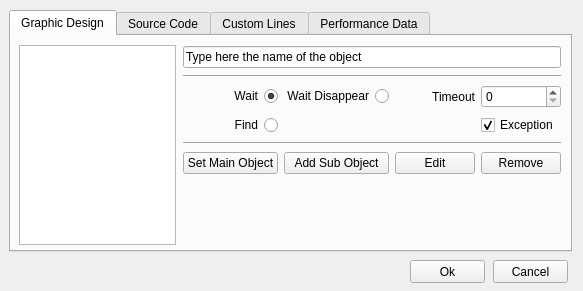
This is alyvix/extra/robotide/qt_ui/alyvix_object_finder_properties_view.ui in alyvix/alyvix as Qt 5 draws it before an edit. The edited form follows.
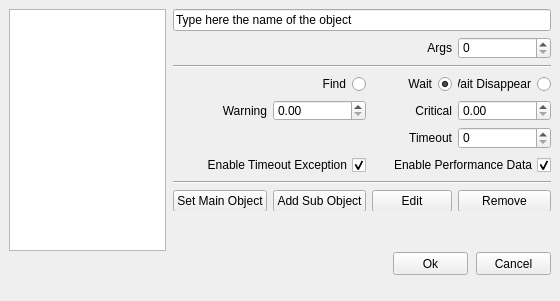
This is the edited form.

What changed in the file:
```diff
--- a/alyvix/extra/robotide/qt_ui/alyvix_object_finder_properties_view.ui
+++ b/alyvix/extra/robotide/qt_ui/alyvix_object_finder_properties_view.ui
@@ -6,190 +6,128 @@
    <rect>
     <x>0</x>
     <y>0</y>
-    <width>583</width>
-    <height>291</height>
+    <width>560</width>
+    <height>301</height>
    </rect>
   </property>
   <property name="windowTitle">
    <string>Alyvix - Object Finder</string>
   </property>
-  <widget class="QTabWidget" name="tabWidget">
+  <widget class="QPushButton" name="pushButtonOk">
    <property name="geometry">
     <rect>
-     <x>9</x>
-     <y>10</y>
-     <width>563</width>
-     <height>242</height>
+     <x>393</x>
+     <y>252</y>
+     <width>75</width>
+     <height>23</height>
     </rect>
    </property>
-   <property name="currentIndex">
-    <number>0</number>
+   <property name="text">
+    <string>Ok</string>
    </property>
-   <widget class="QWidget" name="tab_design">
-    <attribute name="title">
-     <string>Graphic Design</string>
-    </attribute>
-    <widget class="QWidget" name="widget" native="true">
+  </widget>
+  <widget class="QPushButton" name="pushButtonCancel">
      <property name="geometry">
       <rect>
-       <x>172</x>
-       <y>9</y>
-       <width>379</width>
-       <height>148</height>
-      </rect>
-     </property>
-     <widget class="QWidget" name="gridLayoutWidget">
+     <x>476</x>
+     <y>252</y>
+     <width>75</width>
+     <height>23</height>
+    </rect>
+   </property>
+   <property name="text">
+    <string>Cancel</string>
+   </property>
+  </widget>
+  <widget class="QLabel" name="label_line">
       <property name="geometry">
        <rect>
-        <x>0</x>
-        <y>0</y>
-        <width>378</width>
-        <height>133</height>
-       </rect>
-      </property>
-      <layout class="QGridLayout" name="gridLayout">
-       <item row="4" column="0" colspan="4">
-        <widget class="Line" name="line_10">
-         <property name="orientation">
-          <enum>Qt::Horizontal</enum>
-         </property>
-        </widget>
-       </item>
-       <item row="2" column="3">
-        <widget class="QSpinBox" name="timeout_spinbox">
-         <property name="maximum">
-          <number>999999</number>
-         </property>
-        </widget>
-       </item>
-       <item row="0" column="0" colspan="4">
-        <widget class="QLineEdit" name="namelineedit">
+     <x>76</x>
+     <y>1027</y>
+     <width>61</width>
+     <height>21</height>
+    </rect>
+   </property>
          <property name="text">
-          <string>Type here the name of the object</string>
-         </property>
-        </widget>
-       </item>
-       <item row="1" column="0" colspan="4">
-        <widget class="Line" name="line_3">
-         <property name="orientation">
-          <enum>Qt::Horizontal</enum>
-         </property>
-        </widget>
-       </item>
-       <item row="2" column="2">
-        <widget class="QLabel" name="timeout_label">
-         <property name="text">
-          <string>Timeout</string>
+    <string>Begin Line</string>
          </property>
          <property name="alignment">
           <set>Qt::AlignRight|Qt::AlignTrailing|Qt::AlignVCenter</set>
          </property>
         </widget>
-       </item>
-       <item row="5" column="2">
-        <widget class="QPushButton" name="pushButtonEditObj">
-         <property name="text">
-          <string>Edit</string>
-         </property>
-        </widget>
-       </item>
-       <item row="5" column="3">
-        <widget class="QPushButton" name="pushButtonRemoveObj">
-         <property name="text">
-          <string>Remove</string>
-         </property>
-        </widget>
-       </item>
-       <item row="5" column="0">
-        <widget class="QPushButton" name="pushButtonSetMainObj">
-         <property name="text">
-          <string>Set Main Object</string>
-         </property>
-        </widget>
-       </item>
-       <item row="5" column="1">
-        <widget class="QPushButton" name="pushButtonAddSubObj">
-         <property name="text">
-          <string>Add Sub Object</string>
-         </property>
-        </widget>
-       </item>
-       <item row="3" column="3">
-        <widget class="QCheckBox" name="timeout_exception">
-         <property name="text">
-          <string>Exception</string>
-         </property>
-         <property name="checked">
-          <bool>true</bool>
-         </property>
-        </widget>
-       </item>
-       <item row="3" column="0">
-        <widget class="QRadioButton" name="find_radio">
-         <property name="layoutDirection">
-          <enum>Qt::RightToLeft</enum>
-         </property>
-         <property name="text">
-          <string>Find</string>
-         </property>
-         <attribute name="buttonGroup">
-          <string notr="true">buttonGroup_5</string>
-         </attribute>
-        </widget>
-       </item>
-       <item row="2" column="0">
-        <widget class="QRadioButton" name="wait_radio">
-         <property name="layoutDirection">
-          <enum>Qt::RightToLeft</enum>
-         </property>
-         <property name="text">
-          <string>Wait</string>
-         </property>
-         <property name="checked">
-          <bool>true</bool>
-         </property>
-         <attribute name="buttonGroup">
-          <string notr="true">buttonGroup_5</string>
-         </attribute>
-        </widget>
-       </item>
-       <item row="2" column="1">
-        <widget class="QRadioButton" name="wait_disapp_radio">
-         <property name="layoutDirection">
-          <enum>Qt::RightToLeft</enum>
-         </property>
-         <property name="text">
-          <string>Wait Disappear</string>
-         </property>
-         <property name="checked">
+  <widget class="QTextEdit" name="textEditCustomLines">
+   <property name="geometry">
+    <rect>
+     <x>24</x>
+     <y>853</y>
+     <width>431</width>
+     <height>160</height>
+    </rect>
+   </property>
+   <property name="tabStopWidth">
+    <number>80</number>
+   </property>
+   <property name="acceptRichText">
           <bool>false</bool>
          </property>
-         <attribute name="buttonGroup">
-          <string notr="true">buttonGroup_5</string>
-         </attribute>
-        </widget>
-       </item>
-      </layout>
-     </widget>
-    </widget>
-    <widget class="QListWidget" name="listWidget">
+  </widget>
+  <widget class="QSpinBox" name="spinBoxLine">
+   <property name="geometry">
+    <rect>
+     <x>146</x>
+     <y>1026</y>
+     <width>121</width>
+     <height>22</height>
+    </rect>
+   </property>
+   <property name="minimum">
+    <number>1</number>
+   </property>
+   <property name="maximum">
+    <number>99999</number>
+   </property>
+  </widget>
+  <widget class="QPushButton" name="pushButtonAddBlock">
+   <property name="geometry">
+    <rect>
+     <x>276</x>
+     <y>1026</y>
+     <width>71</width>
+     <height>23</height>
+    </rect>
+   </property>
+   <property name="text">
+    <string>Add Block</string>
+   </property>
+  </widget>
+  <widget class="QPushButton" name="pushButtonRemoveBlock">
      <property name="geometry">
       <rect>
-       <x>8</x>
-       <y>9</y>
-       <width>157</width>
+     <x>356</x>
+     <y>1026</y>
+     <width>91</width>
+     <height>23</height>
+    </rect>
+   </property>
+   <property name="text">
+    <string>Remove Block</string>
+   </property>
+  </widget>
+  <widget class="QListWidget" name="listWidgetBlocks">
+   <property name="geometry">
+    <rect>
+     <x>464</x>
+     <y>853</y>
+     <width>81</width>
        <height>200</height>
       </rect>
      </property>
-     <property name="selectionMode">
-      <enum>QAbstractItemView::SingleSelection</enum>
-     </property>
     </widget>
     <widget class="QWidget" name="widget_2" native="true">
      <property name="geometry">
       <rect>
-       <x>173</x>
-       <y>310</y>
+     <x>177</x>
+     <y>342</y>
        <width>378</width>
        <height>100</height>
       </rect>
@@ -309,30 +247,50 @@
       </layout>
      </widget>
     </widget>
-   </widget>
-   <widget class="QWidget" name="tab_code">
-    <attribute name="title">
-     <string>Source Code</string>
-    </attribute>
-    <widget class="QSpinBox" name="spinBoxArgs">
+  <widget class="QListWidget" name="listWidget">
+   <property name="geometry">
+    <rect>
+     <x>9</x>
+     <y>9</y>
+     <width>157</width>
+     <height>242</height>
+    </rect>
+   </property>
+   <property name="selectionMode">
+    <enum>QAbstractItemView::SingleSelection</enum>
+   </property>
+  </widget>
+  <widget class="QWidget" name="widget" native="true">
      <property name="geometry">
       <rect>
-       <x>68</x>
-       <y>190</y>
-       <width>60</width>
-       <height>22</height>
-      </rect>
-     </property>
-    </widget>
+     <x>173</x>
+     <y>9</y>
+     <width>379</width>
+     <height>212</height>
+    </rect>
+   </property>
+   <widget class="QWidget" name="gridLayoutWidget">
+    <property name="geometry">
+     <rect>
+      <x>0</x>
+      <y>0</y>
+      <width>378</width>
+      <height>202</height>
+     </rect>
+    </property>
+    <layout class="QGridLayout" name="gridLayout">
+     <item row="4" column="0">
+      <widget class="QLabel" name="labelWarning">
+       <property name="text">
+        <string>Warning</string>
+       </property>
+       <property name="alignment">
+        <set>Qt::AlignRight|Qt::AlignTrailing|Qt::AlignVCenter</set>
+       </property>
+      </widget>
+     </item>
+     <item row="1" column="2">
     <widget class="QLabel" name="labelArgs">
-     <property name="geometry">
-      <rect>
-       <x>10</x>
-       <y>195</y>
-       <width>46</width>
-       <height>13</height>
-      </rect>
-     </property>
      <property name="text">
       <string>Args</string>
      </property>
@@ -340,124 +298,125 @@
       <set>Qt::AlignRight|Qt::AlignTrailing|Qt::AlignVCenter</set>
      </property>
     </widget>
-   </widget>
-   <widget class="QWidget" name="tab_customlines">
-    <attribute name="title">
-     <string>Custom Lines</string>
-    </attribute>
-    <widget class="QListWidget" name="listWidgetBlocks">
-     <property name="geometry">
-      <rect>
-       <x>448</x>
-       <y>9</y>
-       <width>81</width>
-       <height>200</height>
-      </rect>
-     </property>
-    </widget>
-    <widget class="QTextEdit" name="textEditCustomLines">
-     <property name="geometry">
-      <rect>
-       <x>8</x>
-       <y>9</y>
-       <width>431</width>
-       <height>160</height>
-      </rect>
-     </property>
-     <property name="tabStopWidth">
-      <number>80</number>
-     </property>
-     <property name="acceptRichText">
-      <bool>false</bool>
-     </property>
-    </widget>
-    <widget class="QPushButton" name="pushButtonAddBlock">
-     <property name="geometry">
-      <rect>
-       <x>260</x>
-       <y>182</y>
-       <width>71</width>
-       <height>23</height>
-      </rect>
-     </property>
+     </item>
+     <item row="1" column="3">
+      <widget class="QSpinBox" name="spinBoxArgs"/>
+     </item>
+     <item row="7" column="0" colspan="4">
+      <widget class="Line" name="line_10">
+       <property name="orientation">
+        <enum>Qt::Horizontal</enum>
+       </property>
+      </widget>
+     </item>
+     <item row="0" column="0" colspan="4">
+      <widget class="QLineEdit" name="namelineedit">
+       <property name="text">
+        <string>Type here the name of the object</string>
+       </property>
+      </widget>
+     </item>
+     <item row="2" column="0" colspan="4">
+      <widget class="Line" name="line_3">
+       <property name="orientation">
+        <enum>Qt::Horizontal</enum>
+       </property>
+      </widget>
+     </item>
+     <item row="8" column="1">
+      <widget class="QPushButton" name="pushButtonAddSubObj">
+       <property name="text">
+        <string>Add Sub Object</string>
+       </property>
+      </widget>
+     </item>
+     <item row="8" column="0">
+      <widget class="QPushButton" name="pushButtonSetMainObj">
+       <property name="text">
+        <string>Set Main Object</string>
+       </property>
+      </widget>
+     </item>
+     <item row="8" column="2">
+      <widget class="QPushButton" name="pushButtonEditObj">
      <property name="text">
-      <string>Add Block</string>
-     </property>
-    </widget>
-    <widget class="QSpinBox" name="spinBoxLine">
-     <property name="geometry">
-      <rect>
-       <x>130</x>
-       <y>182</y>
-       <width>121</width>
-       <height>22</height>
-      </rect>
-     </property>
-     <property name="minimum">
-      <number>1</number>
-     </property>
+        <string>Edit</string>
+       </property>
+      </widget>
+     </item>
+     <item row="8" column="3">
+      <widget class="QPushButton" name="pushButtonRemoveObj">
+       <property name="text">
+        <string>Remove</string>
+       </property>
+      </widget>
+     </item>
+     <item row="4" column="3">
+      <widget class="QDoubleSpinBox" name="doubleSpinBoxCritical">
      <property name="maximum">
-      <number>99999</number>
-     </property>
-    </widget>
-    <widget class="QLabel" name="label_line">
-     <property name="geometry">
-      <rect>
-       <x>60</x>
-       <y>183</y>
-       <width>61</width>
-       <height>21</height>
-      </rect>
-     </property>
-     <property name="text">
-      <string>Begin Line</string>
-     </property>
-     <property name="alignment">
-      <set>Qt::AlignRight|Qt::AlignTrailing|Qt::AlignVCenter</set>
-     </property>
-    </widget>
-    <widget class="QPushButton" name="pushButtonRemoveBlock">
-     <property name="geometry">
-      <rect>
-       <x>340</x>
-       <y>182</y>
-       <width>91</width>
-       <height>23</height>
-      </rect>
-     </property>
-     <property name="text">
-      <string>Remove Block</string>
-     </property>
-    </widget>
-   </widget>
-   <widget class="QWidget" name="tab_perfdata">
-    <attribute name="title">
-     <string>Performance Data</string>
-    </attribute>
-    <widget class="QWidget" name="gridLayoutWidget_3">
-     <property name="geometry">
-      <rect>
-       <x>19</x>
-       <y>10</y>
-       <width>497</width>
-       <height>61</height>
-      </rect>
-     </property>
-     <layout class="QGridLayout" name="gridLayout_3">
-      <item row="0" column="0">
-       <widget class="QCheckBox" name="checkBoxEnablePerformance">
+        <double>9999.989999999999782</double>
+       </property>
+       <property name="singleStep">
+        <double>0.050000000000000</double>
+       </property>
+      </widget>
+     </item>
+     <item row="3" column="2">
+      <widget class="QRadioButton" name="wait_radio">
         <property name="layoutDirection">
          <enum>Qt::RightToLeft</enum>
         </property>
         <property name="text">
-         <string>Enable Performance</string>
+        <string>Wait</string>
         </property>
         <property name="checked">
          <bool>true</bool>
         </property>
-       </widget>
-      </item>
-      <item row="0" column="3">
+       <attribute name="buttonGroup">
+        <string notr="true">buttonGroup_5</string>
+       </attribute>
+      </widget>
+     </item>
+     <item row="3" column="1">
+      <widget class="QRadioButton" name="find_radio">
+       <property name="layoutDirection">
+        <enum>Qt::RightToLeft</enum>
+       </property>
+       <property name="text">
+        <string>Find</string>
+       </property>
+       <attribute name="buttonGroup">
+        <string notr="true">buttonGroup_5</string>
+       </attribute>
+      </widget>
+     </item>
+     <item row="3" column="3">
+      <widget class="QRadioButton" name="wait_disapp_radio">
+       <property name="layoutDirection">
+        <enum>Qt::RightToLeft</enum>
+       </property>
+       <property name="text">
+        <string>Wait Disappear</string>
+       </property>
+       <property name="checked">
+        <bool>false</bool>
+       </property>
+       <attribute name="buttonGroup">
+        <string notr="true">buttonGroup_5</string>
+       </attribute>
+      </widget>
+     </item>
+     <item row="4" column="1">
+      <widget class="QDoubleSpinBox" name="doubleSpinBoxWarning">
+       <property name="maximum">
+        <double>9999.989999999999782</double>
+       </property>
+       <property name="singleStep">
+        <double>0.050000000000000</double>
+       </property>
+      </widget>
+     </item>
+     <item row="4" column="2">
        <widget class="QLabel" name="labelCritical">
         <property name="text">
          <string>Critical</string>
@@ -467,65 +426,51 @@
         </property>
        </widget>
       </item>
-      <item row="0" column="2">
-       <widget class="QDoubleSpinBox" name="doubleSpinBoxWarning">
+     <item row="5" column="3">
+      <widget class="QSpinBox" name="timeout_spinbox">
         <property name="maximum">
-         <double>9999.989999999999782</double>
-        </property>
-        <property name="singleStep">
-         <double>0.050000000000000</double>
+        <number>999999</number>
         </property>
        </widget>
       </item>
-      <item row="0" column="1">
-       <widget class="QLabel" name="labelWarning">
+     <item row="5" column="2">
+      <widget class="QLabel" name="timeout_label">
         <property name="text">
-         <string>Warning</string>
+        <string>Timeout</string>
         </property>
         <property name="alignment">
          <set>Qt::AlignRight|Qt::AlignTrailing|Qt::AlignVCenter</set>
         </property>
        </widget>
       </item>
-      <item row="0" column="4">
-       <widget class="QDoubleSpinBox" name="doubleSpinBoxCritical">
-        <property name="maximum">
-         <double>9999.989999999999782</double>
-        </property>
-        <property name="singleStep">
-         <double>0.050000000000000</double>
+     <item row="6" column="0" colspan="2">
+      <widget class="QCheckBox" name="timeout_exception">
+       <property name="layoutDirection">
+        <enum>Qt::RightToLeft</enum>
+       </property>
+       <property name="text">
+        <string>Enable Timeout Exception</string>
+       </property>
+       <property name="checked">
+        <bool>true</bool>
+       </property>
+      </widget>
+     </item>
+     <item row="6" column="2" colspan="2">
+      <widget class="QCheckBox" name="checkBoxEnablePerformance">
+       <property name="layoutDirection">
+        <enum>Qt::RightToLeft</enum>
+       </property>
+       <property name="text">
+        <string>Enable Performance Data</string>
+       </property>
+       <property name="checked">
+        <bool>true</bool>
         </property>
        </widget>
       </item>
      </layout>
     </widget>
-   </widget>
-  </widget>
-  <widget class="QPushButton" name="pushButtonOk">
-   <property name="geometry">
-    <rect>
-     <x>410</x>
-     <y>260</y>
-     <width>75</width>
-     <height>23</height>
-    </rect>
-   </property>
-   <property name="text">
-    <string>Ok</string>
-   </property>
-  </widget>
-  <widget class="QPushButton" name="pushButtonCancel">
-   <property name="geometry">
-    <rect>
-     <x>493</x>
-     <y>260</y>
-     <width>75</width>
-     <height>23</height>
-    </rect>
-   </property>
-   <property name="text">
-    <string>Cancel</string>
-   </property>
   </widget>
  </widget>
  <resources/>
```
Lines whose indentation alone changed are shown as unchanged.
